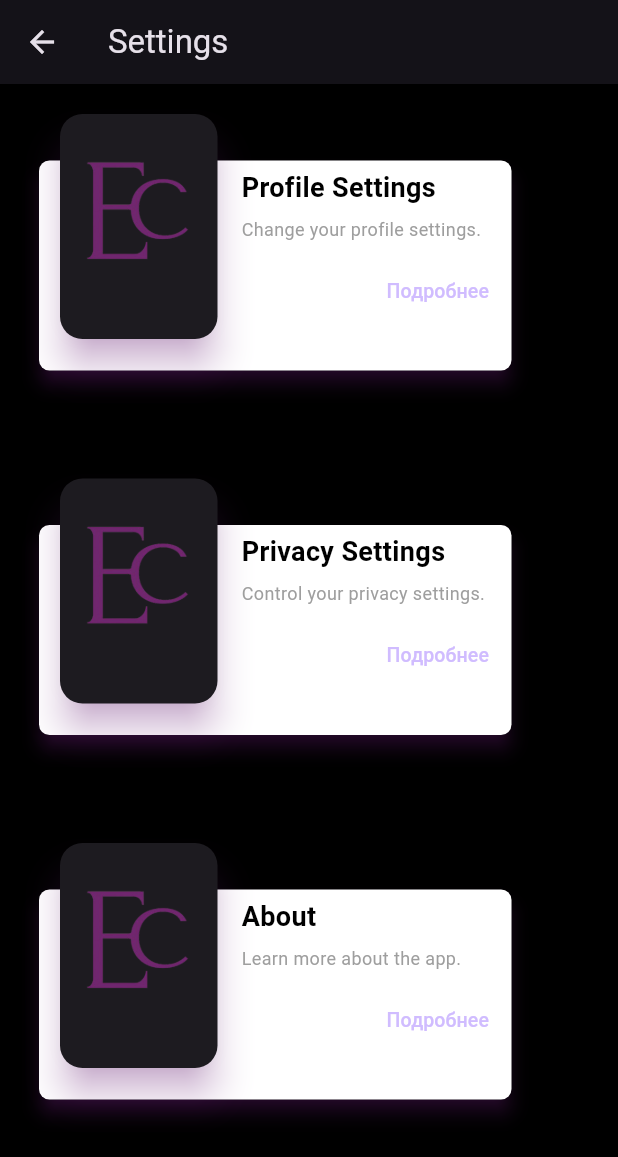
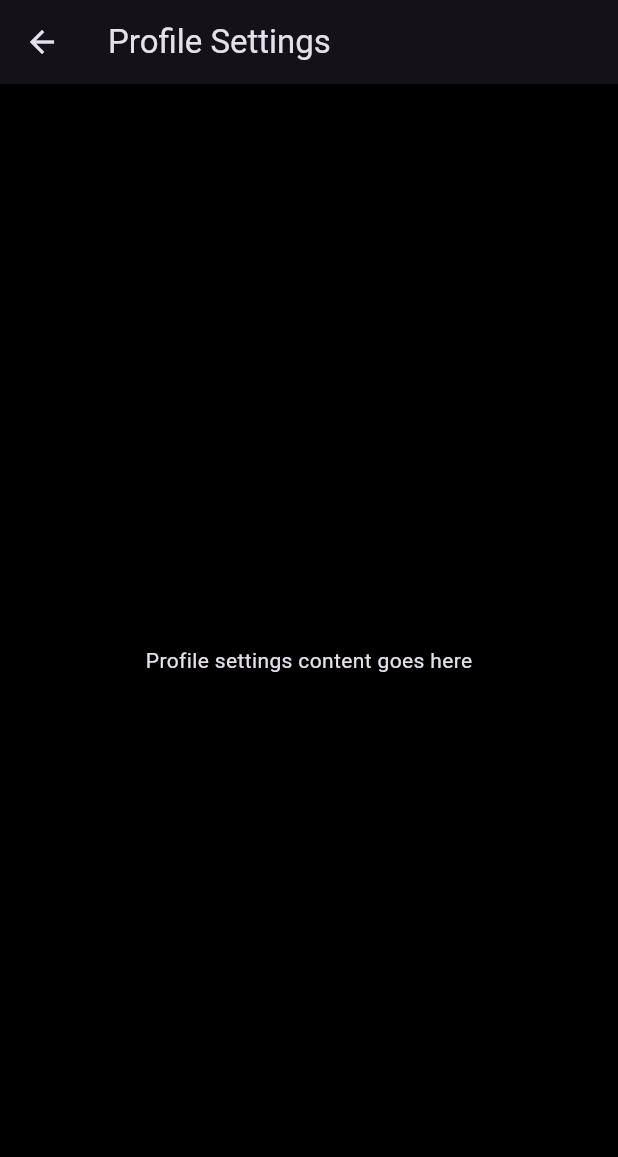
Before and after one commit to TheMusoftware/EncryptEd, a Flutter app: the SettingsScreen screen opened directly, after a tap on "Подробнее", on a phone screen of 412 x 824 dp. Shown: the top 1157 px of the screen. Run offline on Flutter 3.47's test engine with Material 3 defaults, Android fonts, the light colour scheme and no system bars; our stand-ins replace circle_nav_bar, google_fonts.

Commit message:
add example class

```diff
--- a/lib/screens/card_for_images.dart
+++ b/lib/screens/card_for_images.dart
@@ -123,7 +123,7 @@ class CardMap extends StatelessWidget {
                       context,
                       MaterialPageRoute(
                         builder: (context) =>
-                            Quiz(quizType: title), // Parametreyi geçiyoruz
+                            Quiz(quizType: title),
                       ),
                     );
                   },
--- a/lib/screens/settings.dart
+++ b/lib/screens/settings.dart
@@ -17,7 +17,14 @@ class SettingsScreen extends StatelessWidget {
               imagePath: 'assets/logo.png',
               title: 'Profile Settings',
               description: 'Change your profile settings.',
-              onTap: () {},
+              onTap: () {
+                Navigator.push(
+                  context,
+                  MaterialPageRoute(
+                    builder: (context) => const ProfileSettingsScreen(),
+                  ),
+                );
+              },
             ),
             const SizedBox(height: 12),
 
@@ -145,3 +152,18 @@ class SettingsScreen extends StatelessWidget {
     );
   }
 }
+class ProfileSettingsScreen extends StatelessWidget {
+  const ProfileSettingsScreen({super.key});
+
+  @override
+  Widget build(BuildContext context) {
+    return Scaffold(
+      appBar: AppBar(
+        title: const Text('Profile Settings'),
+      ),
+      body: const Center(
+        child: Text('Profile settings content goes here'),
+      ),
+    );
+  }
+}
```
